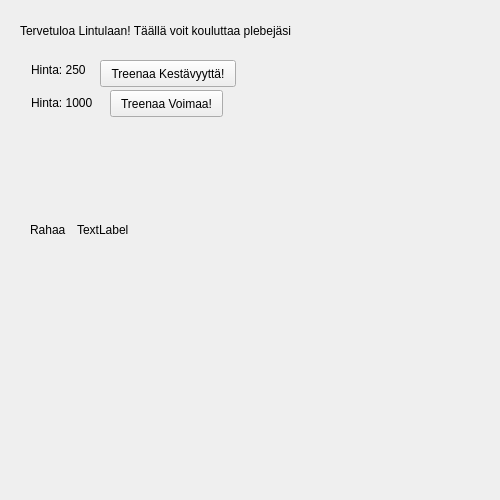
Old version of the form areenapeli/lintulawindow.ui in the repository Aivoapina/ohjsuun_tomato3.
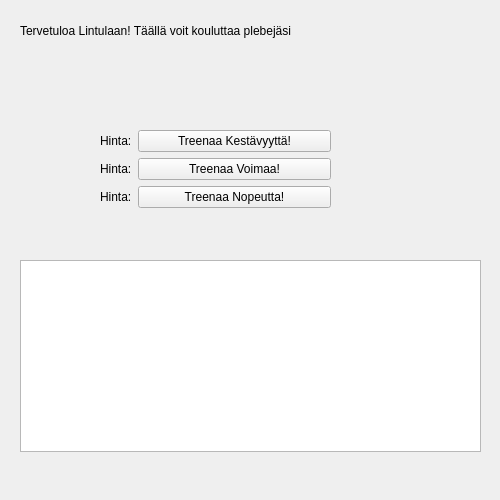
New version of the form.

Commit message: lintula window päivitetty vastaamaan nykyistä tilannetta

The edit to the form file:
```diff
--- a/areenapeli/lintulawindow.ui
+++ b/areenapeli/lintulawindow.ui
@@ -13,19 +13,6 @@
   <property name="windowTitle">
    <string>Form</string>
   </property>
-  <widget class="QPushButton" name="pushButton">
-   <property name="geometry">
-    <rect>
-     <x>100</x>
-     <y>60</y>
-     <width>136</width>
-     <height>27</height>
-    </rect>
-   </property>
-   <property name="text">
-    <string>Treenaa Kestävyyttä!</string>
-   </property>
-  </widget>
   <widget class="QLabel" name="label">
    <property name="geometry">
     <rect>
@@ -39,66 +26,65 @@
     <string>Tervetuloa Lintulaan! Täällä voit kouluttaa plebejäsi</string>
    </property>
   </widget>
-  <widget class="QLabel" name="label_3">
+  <widget class="QTextBrowser" name="infoLaatikko">
    <property name="geometry">
     <rect>
-     <x>31</x>
-     <y>61</y>
-     <width>60</width>
-     <height>17</height>
+     <x>20</x>
+     <y>260</y>
+     <width>461</width>
+     <height>192</height>
     </rect>
-   </property>
-   <property name="text">
-    <string>Hinta: 250</string>
-   </property>
-  </widget>
-  <widget class="QLabel" name="label_4">
-   <property name="geometry">
-    <rect>
-     <x>31</x>
-     <y>94</y>
-     <width>67</width>
-     <height>17</height>
-    </rect>
-   </property>
-   <property name="text">
-    <string>Hinta: 1000</string>
-   </property>
-  </widget>
-  <widget class="QPushButton" name="pushButton_2">
-   <property name="geometry">
-    <rect>
-     <x>110</x>
-     <y>90</y>
-     <width>113</width>
-     <height>27</height>
-    </rect>
-   </property>
-   <property name="text">
-    <string>Treenaa Voimaa!</string>
    </property>
   </widget>
   <widget class="QWidget" name="">
    <property name="geometry">
     <rect>
-     <x>30</x>
-     <y>220</y>
-     <width>99</width>
-     <height>19</height>
+     <x>100</x>
+     <y>130</y>
+     <width>231</width>
+     <height>101</height>
     </rect>
    </property>
-   <layout class="QHBoxLayout" name="horizontalLayout">
-    <item>
-     <widget class="QLabel" name="label_2">
+   <layout class="QFormLayout" name="formLayout">
+    <item row="0" column="0">
+     <widget class="QLabel" name="khl">
       <property name="text">
-       <string>Rahaa</string>
+       <string>Hinta:</string>
       </property>
      </widget>
     </item>
-    <item>
-     <widget class="QLabel" name="rahaLabel">
+    <item row="0" column="1">
+     <widget class="QPushButton" name="kesavyysButton">
       <property name="text">
-       <string>TextLabel</string>
+       <string>Treenaa Kestävyyttä!</string>
+      </property>
+     </widget>
+    </item>
+    <item row="1" column="0">
+     <widget class="QLabel" name="vhl">
+      <property name="text">
+       <string>Hinta:</string>
+      </property>
+     </widget>
+    </item>
+    <item row="1" column="1">
+     <widget class="QPushButton" name="voimaButton">
+      <property name="text">
+       <string>Treenaa Voimaa!</string>
+      </property>
+     </widget>
+    </item>
+    <item row="2" column="0">
+     <widget class="QLabel" name="nhl">
+      <property name="text">
+       <string>Hinta:</string>
+      </property>
+     </widget>
+    </item>
+    <item row="2" column="1">
+     <widget class="QPushButton" name="nopeusButton">
+      <property name="text">
+       <string>Treenaa Nopeutta!</string>
       </property>
      </widget>
     </item>
```
The commit also changes 5 other files.
